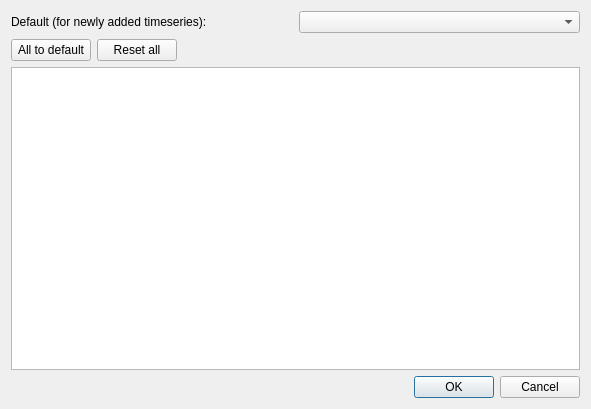
Old version of the form plotter_gui/transforms/transform_selector.ui in the repository ziparker/PlotJuggler.
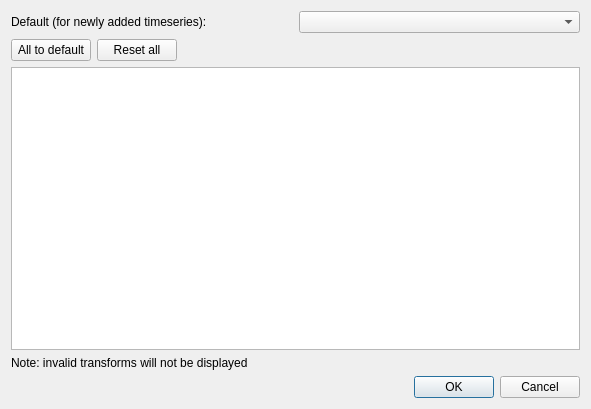
New version of the form.

```diff
--- a/plotter_gui/transforms/transform_selector.ui
+++ b/plotter_gui/transforms/transform_selector.ui
@@ -79,12 +79,25 @@
        <property name="selectionBehavior">
         <enum>QAbstractItemView::SelectRows</enum>
        </property>
+       <attribute name="horizontalHeaderVisible">
+        <bool>false</bool>
+       </attribute>
        <attribute name="horizontalHeaderShowSortIndicator" stdset="0">
         <bool>true</bool>
        </attribute>
        <attribute name="horizontalHeaderStretchLastSection">
         <bool>true</bool>
        </attribute>
+       <attribute name="verticalHeaderVisible">
+        <bool>false</bool>
+       </attribute>
+      </widget>
+     </item>
+     <item>
+      <widget class="QLabel" name="label_2">
+       <property name="text">
+        <string>Note: invalid transforms will not be displayed</string>
+       </property>
       </widget>
      </item>
      <item>
```
